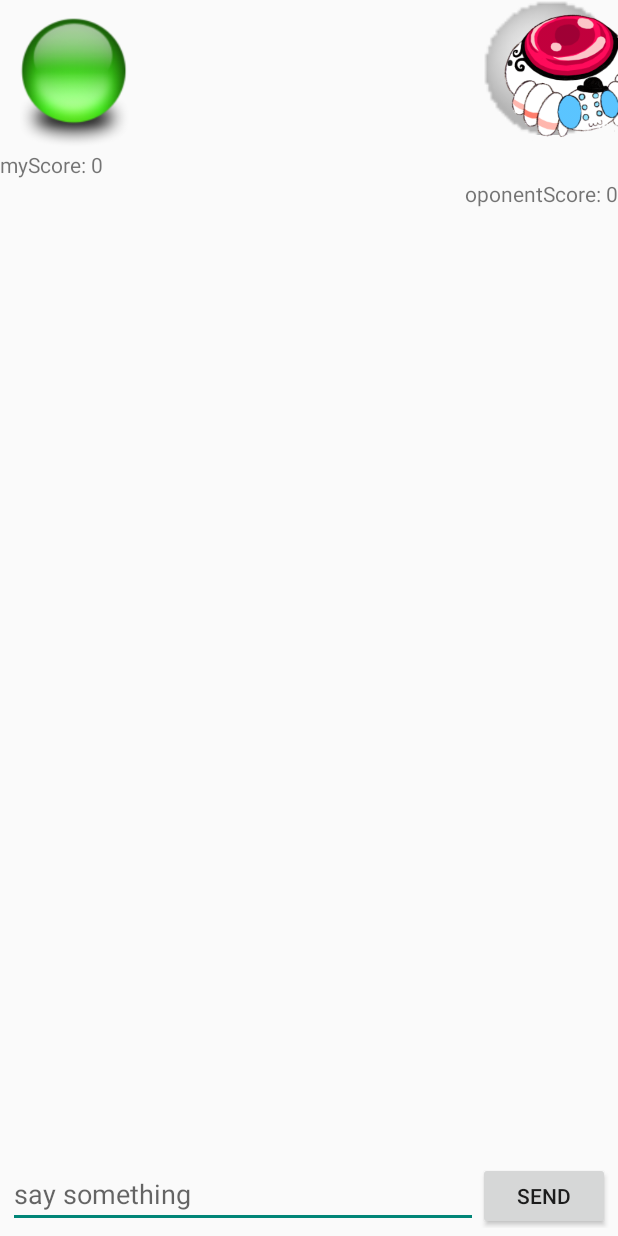
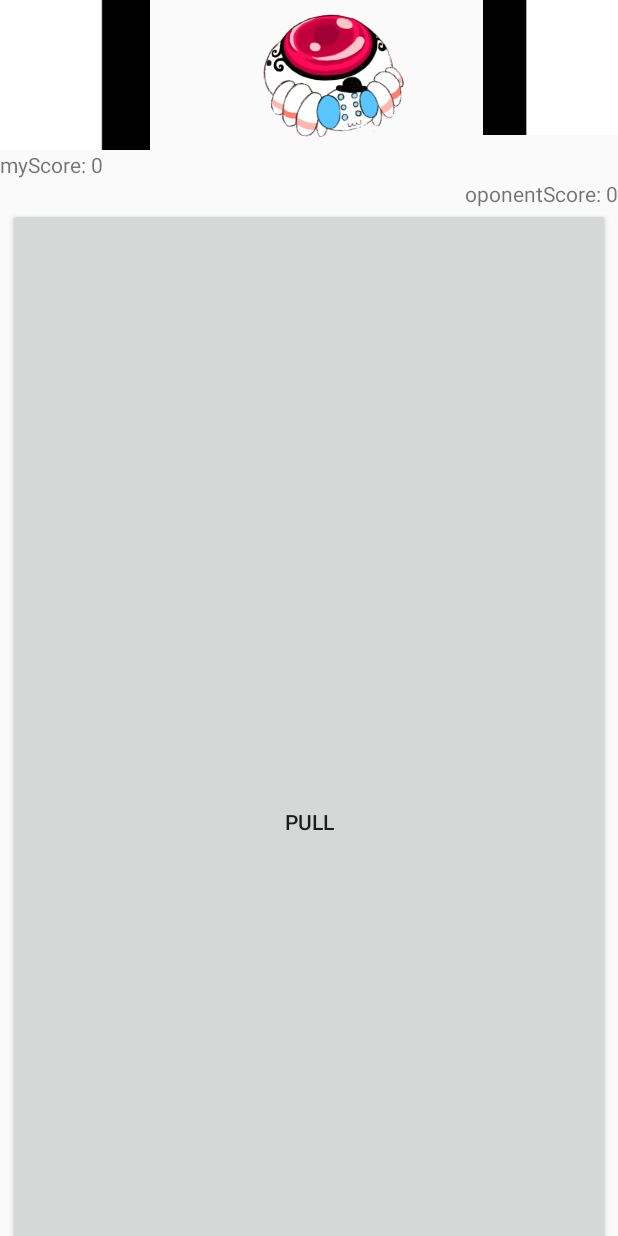
Before and after one commit to gardyna/WalkerAppGame, an Android app: the ChatActivity screen opened directly, with no data from a screen before it, on a phone screen of 412 x 824 dp. Run offline under Robolectric (Android 15) with nearby library versions, the light colour scheme and no system bars; 1 statement that could not run was skipped.

Commit message:
ui update

```diff
--- a/app/src/main/java/com/ru/andr/walkinggame/ChatActivity.java
+++ b/app/src/main/java/com/ru/andr/walkinggame/ChatActivity.java
@@ -2,11 +2,13 @@ package com.ru.andr.walkinggame;
 
 import android.app.Activity;
 import android.app.ProgressDialog;
+import android.graphics.Point;
 import android.media.Image;
 import android.os.Handler;
 import android.support.v7.app.AppCompatActivity;
 import android.os.Bundle;
 import android.util.Log;
+import android.view.Display;
 import android.view.Menu;
 import android.view.MenuItem;
 import android.view.View;
@@ -42,7 +44,6 @@ public class ChatActivity extends Activity implements RoomRequestListener, Notif
     private ProgressDialog progressDialog;
     private WarpClient theClient;
     private TextView outputView;
-    private EditText inputEditText;
     private ScrollView outputScrollView;
     private ImageView imageView;
     private UserListAdapter userListAdapter;
@@ -51,17 +52,23 @@ public class ChatActivity extends Activity implements RoomRequestListener, Notif
     private Player player;
     private int myscore;
     private int enemyscore;
-    private float startPos = 500;
+    private float startPos;
+    private int stepSize;
     private int winDiff = 50;
 
     public void onCreate(Bundle savedInstanceState){
         super.onCreate(savedInstanceState);
+
         userListAdapter = new UserListAdapter(this);
         setContentView(R.layout.activity_chat);
         outputView = (TextView)findViewById(R.id.outputTextView);
-        inputEditText = (EditText)findViewById(R.id.inputEditText);
         outputScrollView = (ScrollView)findViewById(R.id.outputScrollView);
         imageView = (ImageView)findViewById(R.id.gameProgress);
+        Point mPointT = new Point();
+        Display d = getWindowManager().getDefaultDisplay();
+        d.getSize(mPointT);
+        startPos = (mPointT.x / 2) - 50;
+        stepSize = mPointT.x / 100;
         imageView.setTranslationX(startPos);
         player = Player.getPlayer(this);
         myscore = 0;
@@ -388,14 +395,13 @@ public class ChatActivity extends Activity implements RoomRequestListener, Notif
             handleLeaveRoom();
             this.finish();
         }
-
     }
 
 
     @Override
     public void onSendChatDone(byte result) {
         if(result!=WarpResponseResultCode.SUCCESS){
-            showToastOnUIThread("onSendChatDone Failed with ErrorCode: "+result);
+            showToastOnUIThread("onSendChatDone Failed with ErrorCode: " + result);
         }
     }
 
@@ -416,7 +422,7 @@ public class ChatActivity extends Activity implements RoomRequestListener, Notif
             TextView mytext = (TextView)findViewById(R.id.myscore);
             TextView enemy = (TextView)findViewById(R.id.oponentcore);
             mytext.setText("myScore: " + String.valueOf(myscore));
-            imageView.setTranslationX(startPos + (enemyscore - myscore)*10);
+            imageView.setTranslationX(startPos + (enemyscore - myscore)*stepSize);
             enemy.setText("oponentScore: " + String.valueOf(enemyscore));
         }
     };
--- a/app/src/main/java/com/ru/andr/walkinggame/Levelup.java
+++ b/app/src/main/java/com/ru/andr/walkinggame/Levelup.java
@@ -7,6 +7,8 @@ import android.view.Menu;
 import android.view.MenuItem;
 import android.view.View;
 import android.widget.TextView;
+
+import org.w3c.dom.Text;
 
 public class Levelup extends AppCompatActivity {
     TextView canLevelText;
@@ -19,6 +21,7 @@ public class Levelup extends AppCompatActivity {
         canLevelText = (TextView)findViewById(R.id.LevelTimes);
 
         canLevelText.setText("You can level " + player.getCanLevelUpTimes() + " times");
+        textUpdate();
     }
 
     @Override
@@ -43,6 +46,14 @@ public class Levelup extends AppCompatActivity {
         return super.onOptionsItemSelected(item);
     }
 
+    private void textUpdate(){
+        Player player = Player.getPlayer(this);
+        ((TextView) findViewById(R.id.strengthText)).setText("Strength: " + player.getStrength());
+        ((TextView) findViewById(R.id.speedText)).setText("Speed: " + player.getSpeed());
+        ((TextView) findViewById(R.id.IntelligenceText)).setText("Inteligence: " + player.getInteligence());
+        ((TextView) findViewById(R.id.AgilityText)).setText("Inteligence: " + player.getAgility());
+    }
+
     public void IncStat(View v){
         Player player = Player.getPlayer(this);
         // stat increase
@@ -64,6 +75,7 @@ public class Levelup extends AppCompatActivity {
         player.Save();
         canLevelText.setText("You can level " + player.getCanLevelUpTimes() + " times");
         checkGoBack();
+        textUpdate();
     }
 
 
--- a/app/src/main/java/com/ru/andr/walkinggame/WarpTest.java
+++ b/app/src/main/java/com/ru/andr/walkinggame/WarpTest.java
@@ -96,8 +96,8 @@ public class WarpTest extends AppCompatActivity implements ConnectionRequestList
         }
         if(event.getResult() == WarpResponseResultCode.SUCCESS){
             showToastOnUIThread("Connection success");
-            theClient.createRoom("myRoom" + Player.getPlayer(this).getName(), Player.getPlayer(this).getName(), 2, null);
-            //theClient.joinRoom(Constants.roomId);
+            theClient.createRoom("myRoom2", Player.getPlayer(this).getName(), 2, null);
+            //theClient.joinRoom("myRoom2");
         }
         else if(event.getResult() == WarpResponseResultCode.SUCCESS_RECOVERED){
             showToastOnUIThread("Connection recovered");
@@ -128,6 +128,7 @@ public class WarpTest extends AppCompatActivity implements ConnectionRequestList
     public void onJoinRoomDone(RoomEvent event) {
         if(event.getResult()==WarpResponseResultCode.SUCCESS){
             theClient.subscribeRoom(event.getData().getId());
+
         }else{
             showToastOnUIThread("onJoinRoomDone with ErrorCode: "+event.getResult());
         }
--- a/app/src/main/res/layout/activity_chat.xml
+++ b/app/src/main/res/layout/activity_chat.xml
@@ -13,12 +13,13 @@
             android:layout_width="100dp"
             android:layout_height="100dp"
             android:layout_gravity="left"
-            android:src="@drawable/online_status"/>
+            android:scaleX="-1"
+            android:src="@drawable/line_left"/>
         <ImageView
             android:layout_width="90dp"
             android:layout_height="90dp"
             android:layout_gravity="right"
-            android:src="@drawable/offline"/>
+            android:src="@drawable/line_left"/>
         <ImageView
             android:layout_width="100dp"
             android:layout_height="100dp"
@@ -66,22 +67,15 @@
         android:id="@+id/linearLayout1"
         android:orientation="horizontal"
         android:layout_width="fill_parent"
-        android:layout_height="wrap_content"
+        android:layout_height="fill_parent"
         android:paddingLeft="5dp"
         android:paddingRight="5dp"
         android:paddingBottom="5dp"
         android:baselineAligned="true">
-        <EditText
-            android:layout_weight="1"
-            android:id="@+id/inputEditText"
-            android:hint="@string/say"
-            android:layout_height="45dp"
-            android:layout_width="0dip" >
-        </EditText>
         <Button
             android:text="@string/send"
-            android:layout_height="45dp"
-            android:layout_width="wrap_content"
+            android:layout_height="fill_parent"
+            android:layout_width="fill_parent"
             android:onClick="onSendClicked"
             android:id="@+id/sendBtn">
         </Button>
--- a/app/src/main/res/layout/activity_levelup.xml
+++ b/app/src/main/res/layout/activity_levelup.xml
@@ -73,7 +73,7 @@
 
     <TextView
         android:id="@+id/IntelligenceText"
-        android:text="Speed: ??"
+        android:text="Intelligence: ??"
         android:layout_width="wrap_content"
         android:layout_height="wrap_content"
         android:layout_alignBottom="@+id/IntelligenceButton"
--- a/app/src/main/res/values/strings.xml
+++ b/app/src/main/res/values/strings.xml
@@ -20,7 +20,7 @@
     <string name="Description">Appwarpdesc</string>
     <string name="connectToAppwarp">Connect</string>
     <string name="say">say something</string>
-    <string name="send">Send</string>
+    <string name="send">Pull</string>
     <string name="title_activity_login">LoginActivity</string>
 
     <string name="text_btn_login">Login</string>
```
Also changed, not shown: app/src/main/res/drawable-mdpi/line_left.png (added).
